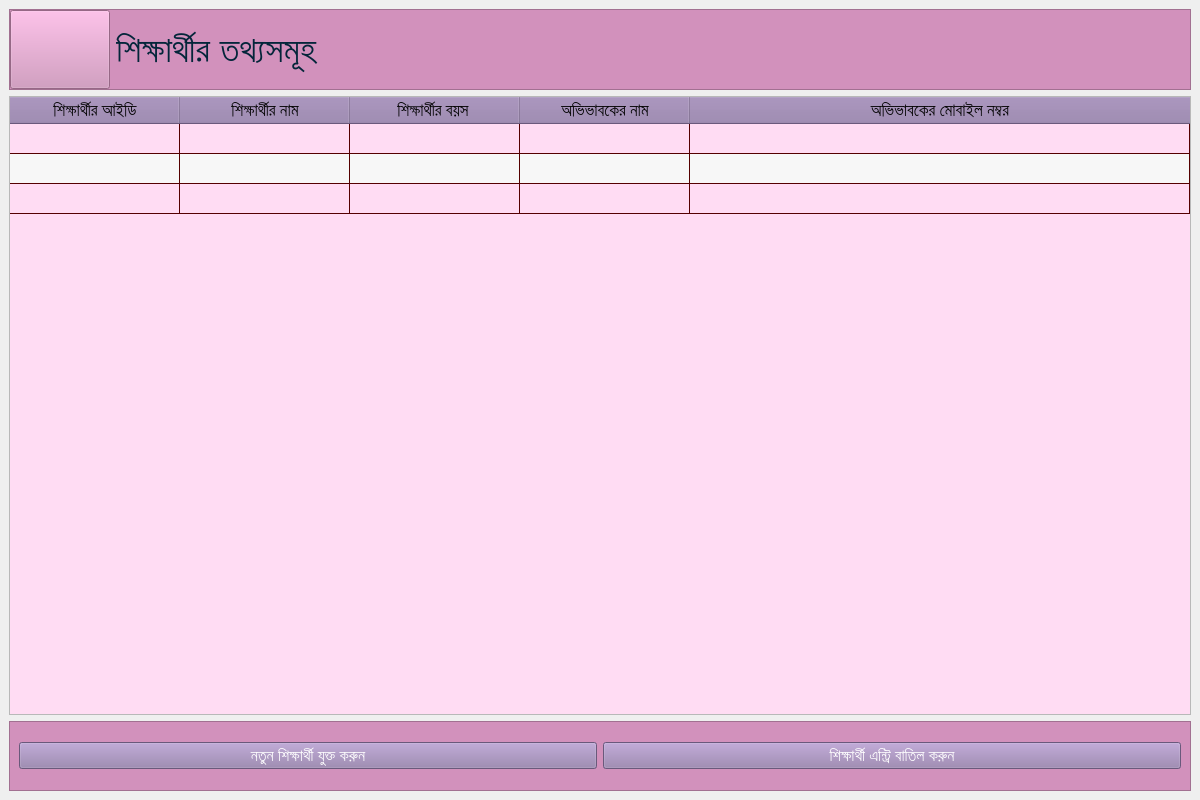
This is EmPower/UI/Student_details.ui in ahmedfahad04/SPL-2 as Qt 5 draws it before an edit. The edited form follows.
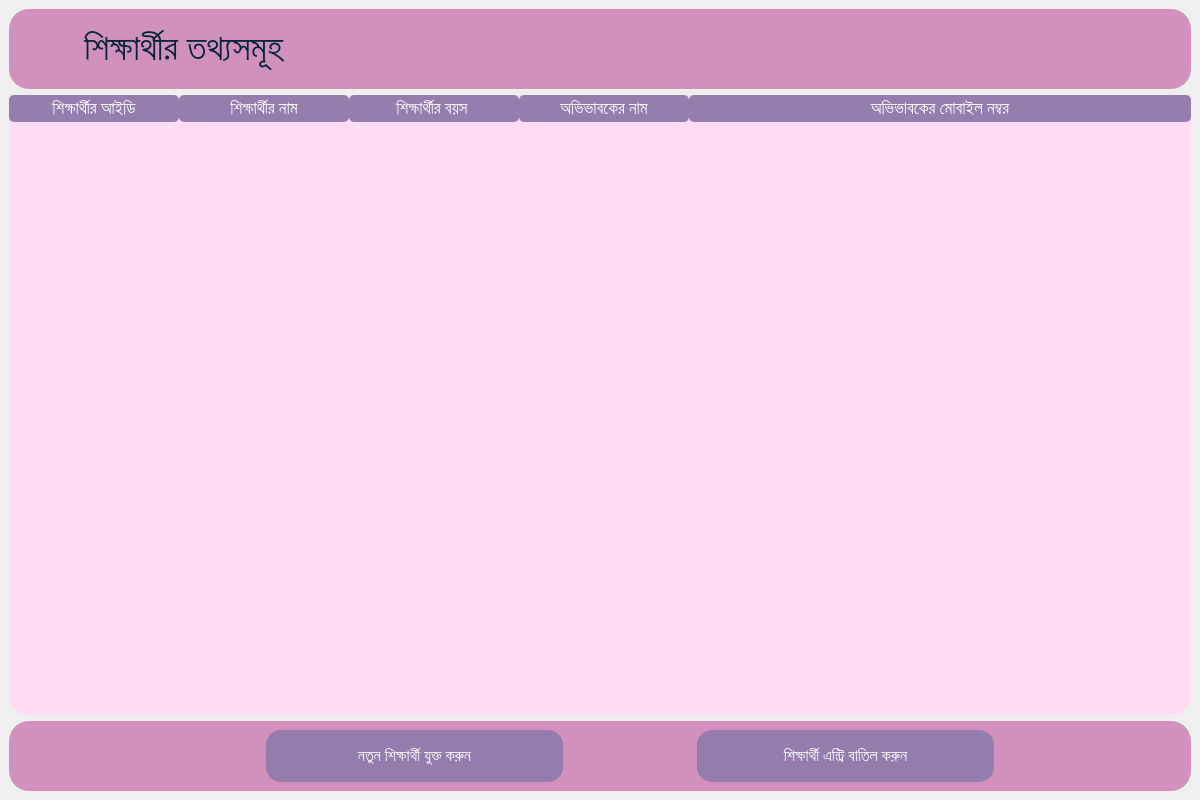
This is the edited form. Icons and pictures are not drawn.

```diff
--- a/EmPower/UI/Student_details.ui
+++ b/EmPower/UI/Student_details.ui
@@ -11,7 +11,7 @@
    </rect>
   </property>
   <property name="sizePolicy">
-   <sizepolicy hsizetype="Preferred" vsizetype="Preferred">
+   <sizepolicy hsizetype="Maximum" vsizetype="Maximum">
     <horstretch>0</horstretch>
     <verstretch>0</verstretch>
    </sizepolicy>
@@ -26,17 +26,24 @@
    <string>MainWindow</string>
   </property>
   <widget class="QWidget" name="centralwidget">
+   <property name="sizePolicy">
+    <sizepolicy hsizetype="Expanding" vsizetype="Expanding">
+     <horstretch>0</horstretch>
+     <verstretch>0</verstretch>
+    </sizepolicy>
+   </property>
    <layout class="QVBoxLayout" name="verticalLayout">
     <item>
      <widget class="QFrame" name="top_frame">
       <property name="minimumSize">
        <size>
         <width>1180</width>
-        <height>81</height>
+        <height>80</height>
        </size>
       </property>
       <property name="styleSheet">
-       <string notr="true">background-color: rgb(210, 145, 188);</string>
+       <string notr="true">background-color: rgb(210, 145, 188);
+border-radius: 20px;</string>
       </property>
       <property name="frameShape">
        <enum>QFrame::StyledPanel</enum>
@@ -45,24 +52,24 @@
        <enum>QFrame::Raised</enum>
       </property>
       <layout class="QHBoxLayout" name="horizontalLayout">
-       <property name="leftMargin">
-        <number>0</number>
-       </property>
-       <property name="topMargin">
-        <number>0</number>
-       </property>
-       <property name="rightMargin">
-        <number>0</number>
-       </property>
-       <property name="bottomMargin">
-        <number>0</number>
-       </property>
        <item>
         <widget class="QPushButton" name="btn_back_to_home">
+         <property name="sizePolicy">
+          <sizepolicy hsizetype="Preferred" vsizetype="Preferred">
+           <horstretch>0</horstretch>
+           <verstretch>0</verstretch>
+          </sizepolicy>
+         </property>
+         <property name="minimumSize">
+          <size>
+           <width>0</width>
+           <height>60</height>
+          </size>
+         </property>
          <property name="maximumSize">
           <size>
-           <width>100</width>
-           <height>80</height>
+           <width>60</width>
+           <height>60</height>
           </size>
          </property>
          <property name="baseSize">
@@ -85,6 +92,7 @@
          <property name="styleSheet">
           <string notr="true">QPushButton {
 	background-color: rgb(210, 145, 188);
+	border: none;
 }
 
 QPushButton:hover:!pressed
@@ -101,8 +109,8 @@
          </property>
          <property name="iconSize">
           <size>
-           <width>150</width>
-           <height>150</height>
+           <width>200</width>
+           <height>200</height>
           </size>
          </property>
          <property name="autoDefault">
@@ -120,6 +128,7 @@
         <widget class="QLabel" name="label">
          <property name="font">
           <font>
+           <family>Hind Siliguri Medium</family>
            <pointsize>27</pointsize>
           </font>
          </property>
@@ -146,7 +155,8 @@
        </size>
       </property>
       <property name="styleSheet">
-       <string notr="true"/>
+       <string notr="true">border-radius: 20px;
+background-color: rgb(255, 220, 243);</string>
       </property>
       <property name="frameShape">
        <enum>QFrame::StyledPanel</enum>
@@ -177,7 +187,8 @@
          <property name="styleSheet">
           <string notr="true">QHeaderView::section {
 	background-color: rgb(149, 125, 173);
-    color: rgb(3, 3, 3);
+    color: #fff;
+	border-radius: 5px;
 }
 
 
@@ -185,6 +196,7 @@
 QTableWidget {
 	background-color: rgb(255, 220, 243);
 	gridline-color: rgb(85, 0, 0);
+	border-radius: 20px;
 }
 
 </string>
@@ -223,7 +235,7 @@
           <bool>true</bool>
          </property>
          <property name="rowCount">
-          <number>3</number>
+          <number>0</number>
          </property>
          <property name="columnCount">
           <number>5</number>
@@ -249,9 +261,12 @@
          <attribute name="verticalHeaderCascadingSectionResizes">
           <bool>false</bool>
          </attribute>
-         <row/>
-         <row/>
-         <row/>
+         <attribute name="verticalHeaderDefaultSectionSize">
+          <number>35</number>
+         </attribute>
+         <attribute name="verticalHeaderMinimumSectionSize">
+          <number>29</number>
+         </attribute>
          <column>
           <property name="text">
            <string>শিক্ষার্থীর আইডি</string>
@@ -324,81 +339,6 @@
            <set>AlignCenter</set>
           </property>
          </column>
-         <item row="0" column="0">
-          <property name="text">
-           <string/>
-          </property>
-         </item>
-         <item row="0" column="1">
-          <property name="text">
-           <string/>
-          </property>
-         </item>
-         <item row="0" column="2">
-          <property name="text">
-           <string/>
-          </property>
-         </item>
-         <item row="0" column="3">
-          <property name="text">
-           <string/>
-          </property>
-         </item>
-         <item row="0" column="4">
-          <property name="text">
-           <string/>
-          </property>
-         </item>
-         <item row="1" column="0">
-          <property name="text">
-           <string/>
-          </property>
-         </item>
-         <item row="1" column="1">
-          <property name="text">
-           <string/>
-          </property>
-         </item>
-         <item row="1" column="2">
-          <property name="text">
-           <string/>
-          </property>
-         </item>
-         <item row="1" column="3">
-          <property name="text">
-           <string/>
-          </property>
-         </item>
-         <item row="1" column="4">
-          <property name="text">
-           <string/>
-          </property>
-         </item>
-         <item row="2" column="0">
-          <property name="text">
-           <string/>
-          </property>
-         </item>
-         <item row="2" column="1">
-          <property name="text">
-           <string/>
-          </property>
-         </item>
-         <item row="2" column="2">
-          <property name="text">
-           <string/>
-          </property>
-         </item>
-         <item row="2" column="3">
-          <property name="text">
-           <string/>
-          </property>
-         </item>
-         <item row="2" column="4">
-          <property name="text">
-           <string/>
-          </property>
-         </item>
         </widget>
        </item>
       </layout>
@@ -413,7 +353,8 @@
        </size>
       </property>
       <property name="styleSheet">
-       <string notr="true">background-color: rgb(210, 145, 188);</string>
+       <string notr="true">background-color: rgb(210, 145, 188);
+border-radius: 20px;</string>
       </property>
       <property name="frameShape">
        <enum>QFrame::StyledPanel</enum>
@@ -422,16 +363,36 @@
        <enum>QFrame::Raised</enum>
       </property>
       <layout class="QHBoxLayout" name="horizontalLayout_3">
+       <item>
+        <spacer name="horizontalSpacer_2">
+         <property name="orientation">
+          <enum>Qt::Horizontal</enum>
+         </property>
+         <property name="sizeHint" stdset="0">
+          <size>
+           <width>248</width>
+           <height>20</height>
+          </size>
+         </property>
+        </spacer>
+       </item>
        <item>
         <widget class="QPushButton" name="btn_add_new_student">
          <property name="sizePolicy">
-          <sizepolicy hsizetype="Minimum" vsizetype="Fixed">
+          <sizepolicy hsizetype="Minimum" vsizetype="Minimum">
            <horstretch>230</horstretch>
            <verstretch>40</verstretch>
           </sizepolicy>
          </property>
+         <property name="minimumSize">
+          <size>
+           <width>250</width>
+           <height>40</height>
+          </size>
+         </property>
          <property name="font">
           <font>
+           <family>Hind Siliguri Medium</family>
            <pointsize>12</pointsize>
            <weight>50</weight>
            <bold>false</bold>
@@ -441,24 +402,54 @@
           <cursorShape>PointingHandCursor</cursorShape>
          </property>
          <property name="styleSheet">
-          <string notr="true">background-color: rgb(148, 125, 172);
-color: rgb(255, 255, 255);</string>
+          <string notr="true">QPushButton {
+background-color: rgb(148, 125, 172);
+color: rgb(255, 255, 255);
+border-radius: 15px;
+}
+
+QPushButton::hover {
+	
+	background-color: rgb(162, 137, 188);
+	color: rgb(255, 255, 255);
+
+}</string>
          </property>
          <property name="text">
           <string>নতুন শিক্ষার্থী যুক্ত করুন</string>
          </property>
         </widget>
        </item>
+       <item>
+        <spacer name="horizontalSpacer">
+         <property name="orientation">
+          <enum>Qt::Horizontal</enum>
+         </property>
+         <property name="sizeHint" stdset="0">
+          <size>
+           <width>128</width>
+           <height>20</height>
+          </size>
+         </property>
+        </spacer>
+       </item>
        <item>
         <widget class="QPushButton" name="btn_remove_student">
          <property name="sizePolicy">
-          <sizepolicy hsizetype="Minimum" vsizetype="Fixed">
+          <sizepolicy hsizetype="Minimum" vsizetype="Minimum">
            <horstretch>230</horstretch>
            <verstretch>40</verstretch>
           </sizepolicy>
          </property>
+         <property name="minimumSize">
+          <size>
+           <width>250</width>
+           <height>40</height>
+          </size>
+         </property>
          <property name="font">
           <font>
+           <family>Hind Siliguri Medium</family>
            <pointsize>12</pointsize>
           </font>
          </property>
@@ -466,14 +457,37 @@
           <cursorShape>PointingHandCursor</cursorShape>
          </property>
          <property name="styleSheet">
-          <string notr="true">background-color: rgb(149, 125, 173);
-color: rgb(255, 255, 255);</string>
+          <string notr="true">QPushButton {
+background-color: rgb(148, 125, 172);
+color: rgb(255, 255, 255);
+border-radius: 15px;
+}
+
+QPushButton::hover {
+	
+	background-color: rgb(162, 137, 188);
+	color: rgb(255, 255, 255);
+
+}</string>
          </property>
          <property name="text">
           <string>শিক্ষার্থী এন্ট্রি বাতিল করুন</string>
          </property>
         </widget>
        </item>
+       <item>
+        <spacer name="horizontalSpacer_3">
+         <property name="orientation">
+          <enum>Qt::Horizontal</enum>
+         </property>
+         <property name="sizeHint" stdset="0">
+          <size>
+           <width>188</width>
+           <height>20</height>
+          </size>
+         </property>
+        </spacer>
+       </item>
       </layout>
      </widget>
     </item>
```
Left out of the diff: 1 changed line with no effect on the pictures.
